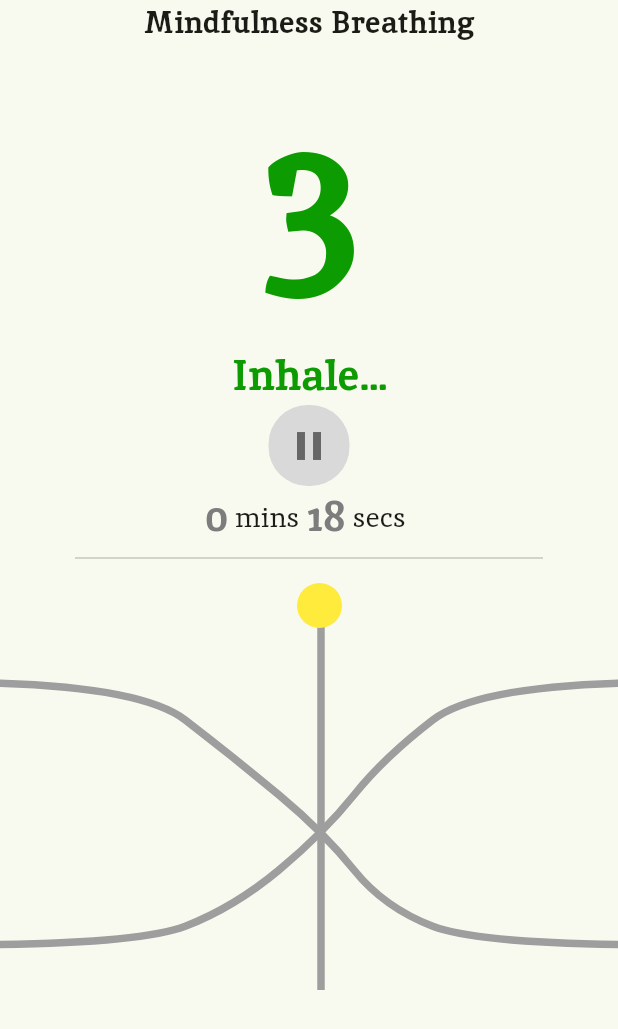
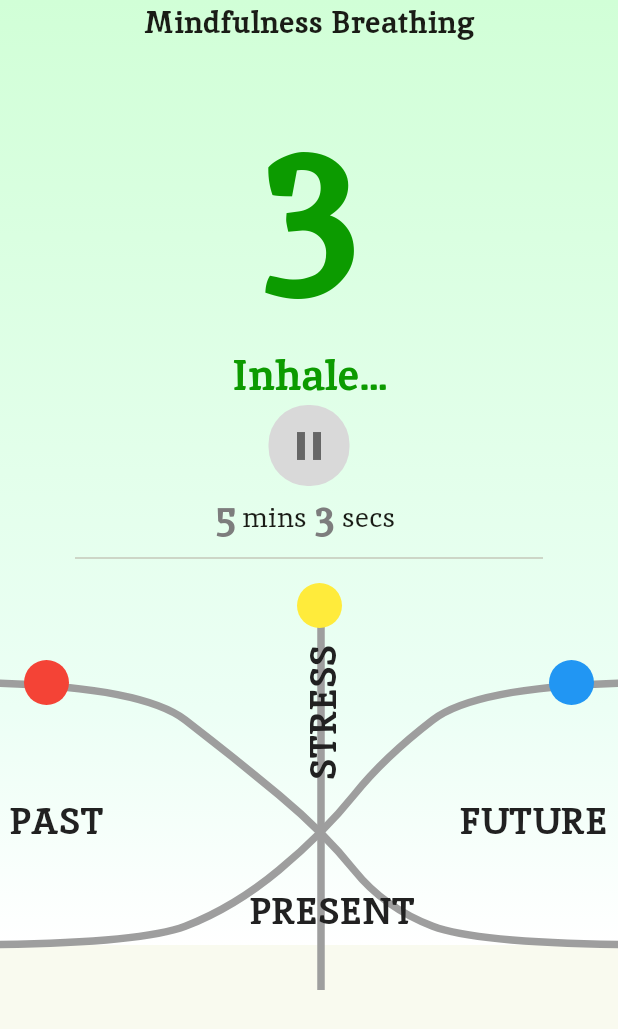
Before and after one commit to saipy10/ADHD_App, a Flutter app: the MainPage screen opened directly, after a tap on the "play arrow" icon, on a phone screen of 412 x 824 dp. Shown: the top 1029 px of the screen. Run offline on Flutter 3.47's test engine with Material 3 defaults, Android fonts, the phone set to English and light mode, and no system bars.

Commit message:
Completed Main Page

```diff
--- a/lib/main.dart
+++ b/lib/main.dart
@@ -1,4 +1,3 @@
-import 'package:adhd_app/pages/main_page/main_page.dart';
 import 'package:adhd_app/pages/onboarding_page.dart';
 import 'package:flutter/material.dart';
 
@@ -12,11 +11,12 @@ class MyApp extends StatelessWidget {
   @override
   Widget build(BuildContext context) {
     return MaterialApp(
+      debugShowCheckedModeBanner: false,
       theme: ThemeData(
         fontFamily: 'Inika',
         colorScheme: ColorScheme.fromSeed(seedColor: Colors.lightGreen),
       ),
-      home: MainPage(),
+      home: const OnboardingPage(),
     );
   }
 }
--- a/lib/pages/main_page/main_page.dart
+++ b/lib/pages/main_page/main_page.dart
@@ -12,7 +12,11 @@ class MainPage extends StatefulWidget {
 class _MainPageState extends State<MainPage> {
   Timer? timer;
   bool playOrPause = false;
-  int breatheTime = 4, exerciseTimeMin = 0, exerciseTimeSec = 19;
+  int breatheTime = 4,
+      exerciseTimeMin = 5,
+      exerciseTimeSec = 4,
+      otm = 5,
+      ots = 4;
   int phase = 0;
   String message = "Start";
   double currentPosi = 0, factor = 165 / 19;
@@ -27,7 +31,6 @@ class _MainPageState extends State<MainPage> {
           breatheTime = 7;
           message = "Hold...";
         }
-
         break;
       case 1:
         message = "Hold...";
@@ -84,17 +87,103 @@ class _MainPageState extends State<MainPage> {
   @override
   Widget build(BuildContext context) {
     bool cond = (exerciseTimeMin == 0 && exerciseTimeSec == 0);
-    Widget stressBallLocator() {
+    Widget stressBallLocatorWidgets() {
       return SizedBox(
-        height: 190,
-        width: 100,
+        height: 250,
+        width: 400,
         child: Stack(children: [
           Positioned(
+            top: 150,
+            child: Text(
+              "PAST",
+              style: TextStyle(
+                fontSize: MediaQuery.of(context).size.height * 0.03,
+                fontWeight: FontWeight.bold,
+                color: Colors.grey[900],
+              ),
+            ),
+          ),
+          Positioned(
+            top: 210,
+            left: 160,
+            child: Text(
+              "PRESENT",
+              style: TextStyle(
+                fontSize: MediaQuery.of(context).size.height * 0.03,
+                fontWeight: FontWeight.bold,
+                color: Colors.grey[900],
+              ),
+            ),
+          ),
+          Positioned(
+            top: 150,
+            right: 1,
+            child: Text(
+              "FUTURE",
+              style: TextStyle(
+                fontSize: MediaQuery.of(context).size.height * 0.03,
+                fontWeight: FontWeight.bold,
+                color: Colors.grey[900],
+              ),
+            ),
+          ),
+          Positioned(
+            top: 50,
+            left: 192,
+            child: RotatedBox(
+              quarterTurns: -1,
+              child: Text(
+                "STRESS",
+                style: TextStyle(
+                  fontSize: MediaQuery.of(context).size.height * 0.03,
+                  fontWeight: FontWeight.bold,
+                  color: Colors.grey[900],
+                ),
+              ),
+            ),
+          ),
+          Positioned(
             top: currentPosi,
-            left: 42,
+            left: 192,
             child: CircleAvatar(
               radius: 15,
               backgroundColor: cond ? Colors.green : Colors.yellow,
+            ),
+          ),
+          Positioned(
+            top: ((exerciseTimeMin * 60 + exerciseTimeSec) <=
+                    ((otm * 60 + ots) / 2).floor())
+                ? cond
+                    ? currentPosi
+                    : 100
+                : 60,
+            left: ((exerciseTimeMin * 60 + exerciseTimeSec) <=
+                    ((otm * 60 + ots) / 2).floor())
+                ? cond
+                    ? 192
+                    : 120
+                : 10,
+            child: CircleAvatar(
+              radius: 15,
+              backgroundColor: cond ? Colors.green : Colors.red,
+            ),
+          ),
+          Positioned(
+            top: ((exerciseTimeMin * 60 + exerciseTimeSec) <=
+                    (otm * 60 + ots) / 2)
+                ? cond
+                    ? currentPosi
+                    : 100
+                : 60,
+            left: ((exerciseTimeMin * 60 + exerciseTimeSec) <=
+                    (otm * 60 + ots) / 2)
+                ? cond
+                    ? 192
+                    : 250
+                : 360,
+            child: CircleAvatar(
+              radius: 15,
+              backgroundColor: cond ? Colors.green : Colors.blue,
             ),
           ),
         ]),
@@ -102,7 +191,21 @@ class _MainPageState extends State<MainPage> {
     }
 
     return Scaffold(
-      body: Container(
+      body: SingleChildScrollView(
+        child: Container(
+          decoration: const BoxDecoration(
+            gradient: LinearGradient(
+              begin: Alignment.topCenter,
+              end: Alignment.bottomCenter,
+              colors: [
+                Color.fromRGBO(209, 255, 215, 1),
+                Color.fromRGBO(218, 255, 225, 1),
+                Color.fromRGBO(227, 255, 235, 1),
+                Color.fromRGBO(236, 255, 245, 1),
+                Color.fromRGBO(255, 255, 255, 1),
+              ],
+            ),
+          ),
           child: Column(
             children: [
               // Mindfulness Breathing
@@ -142,12 +245,19 @@ class _MainPageState extends State<MainPage> {
                   borderRadius: BorderRadius.circular(26),
                   onTap: () {
                     setState(() {
-                    if (playOrPause) {
+                      if (playOrPause && !cond) {
                         playOrPause = false;
                         stopTimer();
-                    } else {
+                      } else if (!cond) {
                         playOrPause = true;
                         startTimer();
+                      } else {
+                        playOrPause = false;
+                        exerciseTimeMin = 0;
+                        exerciseTimeSec = 19;
+                        currentPosi = 0;
+                        message = "Start";
+                        stopTimer();
                       }
                     });
                   },
@@ -156,9 +266,15 @@ class _MainPageState extends State<MainPage> {
                       borderRadius: BorderRadius.circular(26),
                       color: const Color.fromRGBO(217, 217, 217, 1),
                     ),
-                  child: playOrPause
+                    child: playOrPause && !cond
                         ? const Icon(
                             Icons.pause,
+                            size: 32,
+                            color: Color.fromRGBO(102, 102, 102, 1),
+                          )
+                        : cond
+                            ? const Icon(
+                                Icons.replay,
                                 size: 32,
                                 color: Color.fromRGBO(102, 102, 102, 1),
                               )
@@ -203,15 +319,16 @@ class _MainPageState extends State<MainPage> {
               ),
 
               // Divider
-            Divider(
+              const Divider(
                 indent: 50,
                 endIndent: 50,
               ),
 
               // Stress diagram
-            StressDiagram(),
-            stressBallLocator(),
+              const StressDiagram(),
+              stressBallLocatorWidgets(),
             ],
+          ),
         ),
       ),
     );
--- a/lib/pages/main_page/stress_diagram.dart
+++ b/lib/pages/main_page/stress_diagram.dart
@@ -39,13 +39,13 @@ class CurveCustomPainter extends CustomPainter {
     // Define points for the first curve
 
     var points1 = [
-      Offset(75 - 315, 300 - 50),
-      Offset(200 - 315, 300 - 50),
-      Offset(265 - 315, 275 - 50),
-      Offset(325 - 315, 225 - 50),
-      Offset(365 - 315, 175 - 50),
-      Offset(430 - 315, 125 - 50),
-      Offset(555 - 315, 125 - 50),
+      const Offset(75 - 315, 300 - 50),
+      const Offset(200 - 315, 300 - 50),
+      const Offset(265 - 315, 275 - 50),
+      const Offset(325 - 315, 225 - 50),
+      const Offset(365 - 315, 175 - 50),
+      const Offset(430 - 315, 125 - 50),
+      const Offset(555 - 315, 125 - 50),
     ];
 
     // Draw blue circle at a specific point on the first curve
@@ -53,13 +53,13 @@ class CurveCustomPainter extends CustomPainter {
 
     // Define points for the second curve
     var points2 = [
-      Offset(75 - 315, 125 - 50),
-      Offset(200 - 315, 125 - 50),
-      Offset(265 - 315, 175 - 50),
-      Offset(325 - 315, 225 - 50),
-      Offset(365 - 315, 275 - 50),
-      Offset(430 - 315, 300 - 50),
-      Offset(555 - 315, 300 - 50),
+      const Offset(75 - 315, 125 - 50),
+      const Offset(200 - 315, 125 - 50),
+      const Offset(265 - 315, 175 - 50),
+      const Offset(325 - 315, 225 - 50),
+      const Offset(365 - 315, 275 - 50),
+      const Offset(430 - 315, 300 - 50),
+      const Offset(555 - 315, 300 - 50),
     ];
 
     // Draw red circle at a specific point on the second curve
--- a/lib/pages/onboarding_page.dart
+++ b/lib/pages/onboarding_page.dart
@@ -1,3 +1,4 @@
+import 'package:adhd_app/pages/main_page/main_page.dart';
 import 'package:flutter/material.dart';
 
 class OnboardingPage extends StatelessWidget {
@@ -148,7 +149,10 @@ class OnboardingPage extends StatelessWidget {
                   style: ElevatedButton.styleFrom(
                     backgroundColor: const Color.fromRGBO(64, 169, 109, 1),
                   ),
-                  onPressed: () {},
+                  onPressed: () {
+                    Navigator.push(context,
+                        MaterialPageRoute(builder: (context) => const MainPage()));
+                  },
                   child: const Text(
                     "Let's Heal Together",
                     style: TextStyle(
@@ -159,7 +163,6 @@ class OnboardingPage extends StatelessWidget {
                   ),
                 ),
               ),
-
             ],
           ),
         ),
```
Lines whose indentation alone changed are shown as unchanged.
